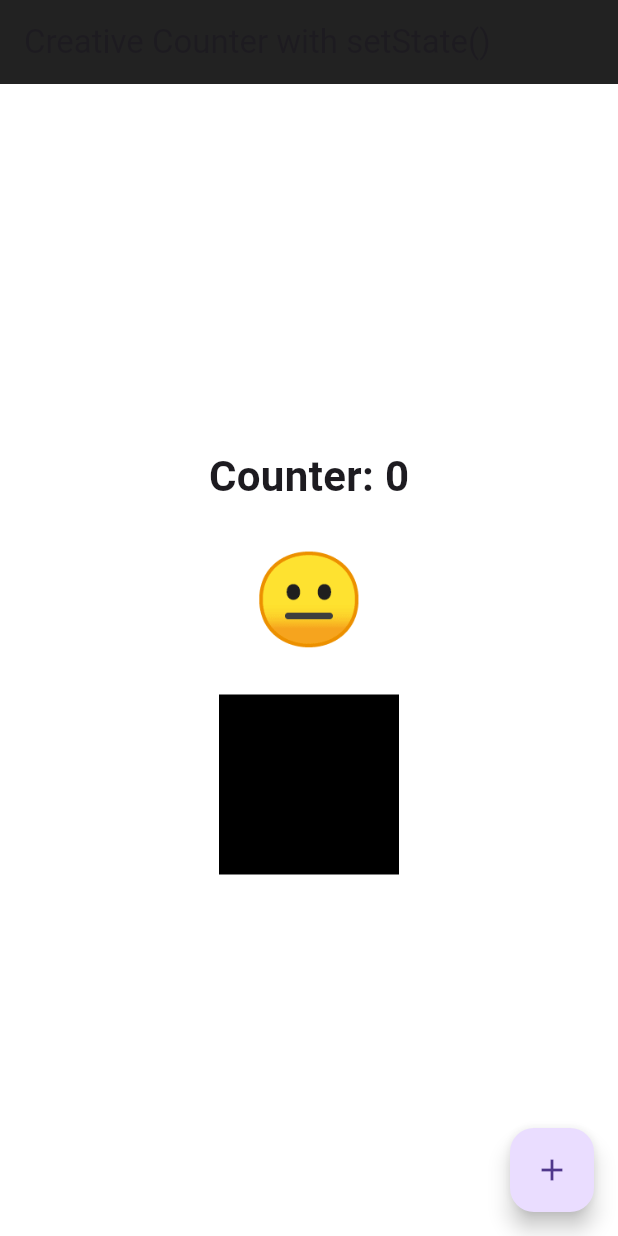
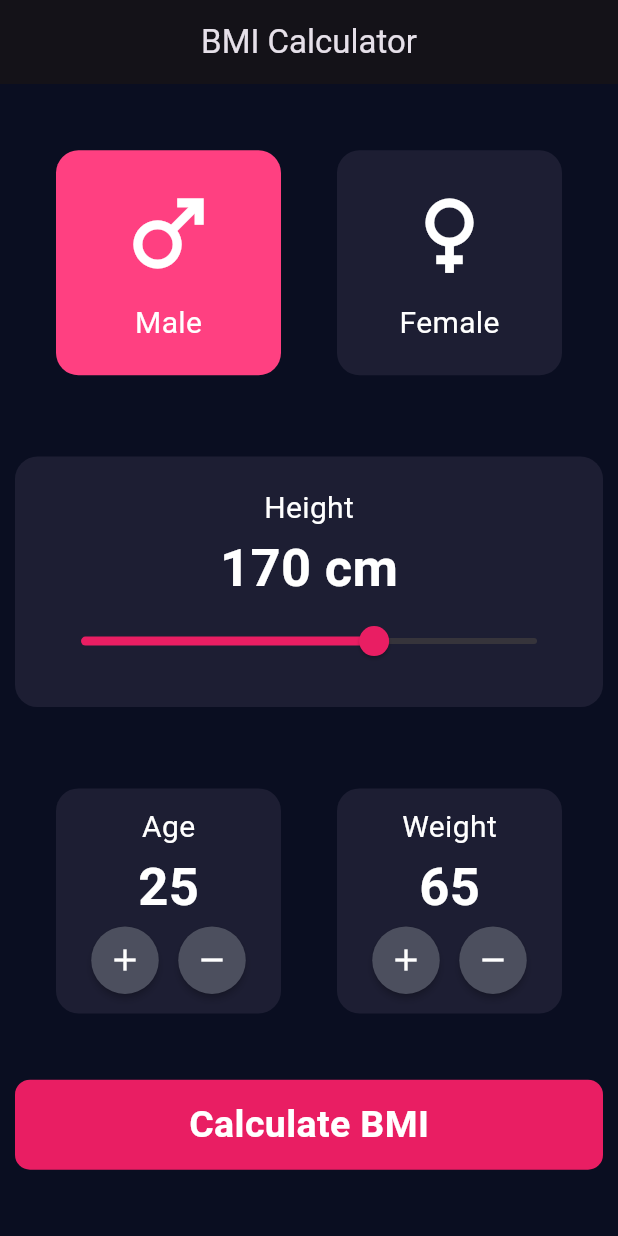
Before and after one commit to NSURYAANISH3860/Creative-Counter, a Flutter app: the screen it shows after launch, on a phone screen of 412 x 824 dp. Run offline on Flutter 3.47's test engine with Material 3 defaults, Android fonts, the phone set to English and light mode, and no system bars.

```diff
--- /dev/null
+++ b/lib/home_screen.dart
@@ -0,0 +1,84 @@
+import 'package:flutter/material.dart';
+
+class ResultScreen extends StatelessWidget {
+  final double bmi;
+  final bool isMale;
+
+  const ResultScreen({super.key, required this.bmi, required this.isMale});
+
+  String getResultText() {
+    if (bmi >= 30) return "Obese";
+    if (bmi >= 25) return "Overweight";
+    if (bmi > 18.5) return "Normal";
+    return "Underweight";
+  }
+
+  Color getResultColor() {
+    if (bmi >= 30) return Colors.red;
+    if (bmi >= 25) return Colors.orange;
+    if (bmi > 18.5) return Colors.green;
+    return Colors.yellow;
+  }
+
+  // You would typically add a function for text interpretation here as well
+
+  @override
+  Widget build(BuildContext context) {
+    return Scaffold(
+      backgroundColor: const Color(0xFF0A0E21),
+      appBar: AppBar(
+        title: const Text("BMI Result"),
+        backgroundColor: const Color(0xFF0A0E21),
+        centerTitle: true,
+      ),
+      body: Center(
+        child: Column(
+          mainAxisAlignment: MainAxisAlignment.center,
+          children: [
+            const Text(
+              "Your BMI value is",
+              style: TextStyle(color: Colors.white, fontSize: 22),
+            ),
+            Text(
+              bmi.toStringAsFixed(1),
+              style: const TextStyle(
+                  color: Colors.white,
+                  fontSize: 70,
+                  fontWeight: FontWeight.bold),
+            ),
+            Text(
+              getResultText(),
+              style: TextStyle(
+                  color: getResultColor(),
+                  fontSize: 30,
+                  fontWeight: FontWeight.bold),
+            ),
+            const SizedBox(height: 40),
+
+            // Gender-based image load
+            Image.asset(
+              isMale
+                  ? 'img.png'
+                  : 'female_body.png',
+              height: 250,
+            ),
+
+            const SizedBox(height: 40),
+            ElevatedButton(
+              style: ElevatedButton.styleFrom(
+                backgroundColor: Colors.pink,
+                padding:
+                const EdgeInsets.symmetric(horizontal: 40, vertical: 15),
+              ),
+              onPressed: () => Navigator.pop(context),
+              child: const Text(
+                "Calculate Again",
+                style: TextStyle(fontSize: 20, color: Colors.white),
+              ),
+            ),
+          ],
+        ),
+      ),
+    );
+  }
+}
--- a/lib/main.dart
+++ b/lib/main.dart
@@ -1,100 +1,203 @@
+import 'package:flutter/material.dart';
 import 'dart:math';
-import 'package:flutter/material.dart';
+import 'home_screen.dart'; // Ensure this file exists
 
-void main() {
-  runApp(const CreativeCounterApp());
-}
+void main() => runApp(const BMICalculator());
 
-class CreativeCounterApp extends StatelessWidget {
-  const CreativeCounterApp({super.key});
+class BMICalculator extends StatelessWidget {
+  const BMICalculator({super.key});
 
   @override
   Widget build(BuildContext context) {
-    return const MaterialApp(
+    return  MaterialApp(
       debugShowCheckedModeBanner: false,
-      home: CounterPage(),
+      // Use a consistent app theme for a polished look
+      theme: ThemeData.dark().copyWith(
+        primaryColor: Color(0xFF0A0E21),
+        scaffoldBackgroundColor: Color(0xFF0A0E21),
+      ),
+      home: const HomeScreen(),
     );
   }
 }
 
-class CounterPage extends StatefulWidget {
-  const CounterPage({super.key});
+class HomeScreen extends StatefulWidget {
+  const HomeScreen({super.key});
 
   @override
-  State<CounterPage> createState() => _CounterPageState();
+  State<HomeScreen> createState() => _HomeScreenState();
 }
 
-class _CounterPageState extends State<CounterPage> {
-  int counter = 0;
-  Color bgColor = Colors.white;
-  int shapeIndex = 0;
-
-  // List of emojis based on counter
-  final List<String> emojis = ["😐", "🙂", "😄", "🤩", "🔥"];
-
-  // List of shapes (border radius)
-  final List<BorderRadius> shapes = [
-    BorderRadius.zero,                          // square
-    BorderRadius.circular(20),                  // rounded rectangle
-    BorderRadius.circular(1000),                // circle
-  ];
-
-  // Function to change color randomly
-  void changeColor() {
-    setState(() {
-      counter++;
-      bgColor = Color.fromARGB(
-        255,
-        Random().nextInt(256),
-        Random().nextInt(256),
-        Random().nextInt(256),
-      );
-      shapeIndex = (shapeIndex + 1) % shapes.length;
-    });
-  }
+class _HomeScreenState extends State<HomeScreen> {
+  bool isMale = true;
+  double height = 170;
+  int age = 25;
+  int weight = 65;
 
   @override
   Widget build(BuildContext context) {
     return Scaffold(
-      backgroundColor: bgColor,
       appBar: AppBar(
-        title: const Text("Creative Counter with setState()"),
-        backgroundColor: Colors.black87,
+        title: const Text('BMI Calculator'),
+        elevation: 0,
+        centerTitle: true,
       ),
-      body: Center(
+      body: Column(
+        mainAxisAlignment: MainAxisAlignment.spaceEvenly,
+        children: [
+          // Gender Selection
+          Row(
+            mainAxisAlignment: MainAxisAlignment.spaceEvenly,
+            children: [
+              genderCard(Icons.male, "Male", isMale),
+              genderCard(Icons.female, "Female", !isMale),
+            ],
+          ),
+
+          // Height Section
+          Container(
+            decoration: BoxDecoration(
+              color: const Color(0xFF1D1E33),
+              borderRadius: BorderRadius.circular(15),
+            ),
+            margin: const EdgeInsets.all(10),
+            padding: const EdgeInsets.all(20),
             child: Column(
-          mainAxisAlignment: MainAxisAlignment.center,
               children: [
+                const Text(
+                  "Height",
+                  style: TextStyle(color: Colors.white, fontSize: 20),
+                ),
                 Text(
-              "Counter: $counter",
-              style: const TextStyle(fontSize: 28, fontWeight: FontWeight.bold),
+                  "${height.toInt()} cm",
+                  style: const TextStyle(
+                      fontSize: 35,
+                      fontWeight: FontWeight.bold,
+                      color: Colors.white),
                 ),
-            const SizedBox(height: 20),
+                Slider(
+                  value: height,
+                  min: 80,
+                  max: 220,
+                  activeColor: Colors.pink,
+                  onChanged: (value) {
+                    setState(() => height = value);
+                  },
+                ),
+              ],
+            ),
+          ),
 
-            // Emoji Mood
-            Text(
-              emojis[counter % emojis.length],
-              style: const TextStyle(fontSize: 60),
+          // Age & Weight Section
+          Row(
+            mainAxisAlignment: MainAxisAlignment.spaceEvenly,
+            children: [
+              infoCard("Age", age, () => setState(() => age++),
+                      () => setState(() => age--)),
+              infoCard("Weight", weight, () => setState(() => weight++),
+                      () => setState(() => weight--)),
+            ],
           ),
-            const SizedBox(height: 20),
 
-            // Shape Switcher
-            AnimatedContainer(
-              duration: const Duration(milliseconds: 400),
-              width: 120,
-              height: 120,
+          // Calculate Button
+          GestureDetector(
+            onTap: () {
+              // Formula: weight / (height_in_meters)^2
+              double bmi = weight / pow(height / 100, 2);
+              Navigator.push(
+                context,
+                MaterialPageRoute(
+                  builder: (_) => ResultScreen(bmi: bmi, isMale: isMale),
+                ),
+              );
+            },
+            child: Container(
+              width: double.infinity,
+              height: 60,
+              margin: const EdgeInsets.symmetric(horizontal: 10),
               decoration: BoxDecoration(
-                color: Colors.black,
-                borderRadius: shapes[shapeIndex],
+                color: Colors.pink,
+                borderRadius: BorderRadius.circular(10),
+              ),
+              alignment: Alignment.center,
+              child: const Text(
+                "Calculate BMI",
+                style: TextStyle(
+                    color: Colors.white,
+                    fontSize: 25,
+                    fontWeight: FontWeight.bold),
+              ),
             ),
           ),
         ],
       ),
+    );
+  }
+
+  // --- Widget Builders ---
+
+  // Gender Card Widget
+  Widget genderCard(IconData icon, String label, bool selected) {
+    return GestureDetector(
+      onTap: () => setState(() => isMale = (label == "Male")),
+      child: Container(
+        height: 150,
+        width: 150,
+        decoration: BoxDecoration(
+          color: selected ? Colors.pinkAccent : const Color(0xFF1D1E33),
+          borderRadius: BorderRadius.circular(15),
         ),
-      floatingActionButton: FloatingActionButton(
-        onPressed: changeColor,
-        child: const Icon(Icons.add),
+        child: Column(
+          mainAxisAlignment: MainAxisAlignment.center,
+          children: [
+            Icon(icon, size: 70, color: Colors.white),
+            const SizedBox(height: 10),
+            Text(label,
+                style: const TextStyle(color: Colors.white, fontSize: 20)),
+          ],
+        ),
       ),
     );
   }
+
+  // Info Card (Age/Weight)
+  Widget infoCard(
+      String label, int value, VoidCallback onPlus, VoidCallback onMinus) {
+    return Container(
+      height: 150,
+      width: 150,
+      decoration: BoxDecoration(
+        color: const Color(0xFF1D1E33),
+        borderRadius: BorderRadius.circular(15),
+      ),
+      child: Column(
+        mainAxisAlignment: MainAxisAlignment.center,
+        children: [
+          Text(label, style: const TextStyle(color: Colors.white, fontSize: 20)),
+          Text('$value',
+              style: const TextStyle(
+                  fontSize: 35, fontWeight: FontWeight.bold, color: Colors.white)),
+          Row(
+            mainAxisAlignment: MainAxisAlignment.center,
+            children: [
+              roundButton(Icons.add, onPlus),
+              const SizedBox(width: 10),
+              roundButton(Icons.remove, onMinus),
+            ],
+          )
+        ],
+      ),
+    );
   }
+
+  // Round Button
+  Widget roundButton(IconData icon, VoidCallback onPressed) {
+    return RawMaterialButton(
+      onPressed: onPressed,
+      shape: const CircleBorder(),
+      fillColor: const Color(0xFF4C4F5E),
+      constraints: const BoxConstraints.tightFor(width: 45, height: 45),
+      child: Icon(icon, color: Colors.white),
+    );
+  }
+}
```
Also changed, not shown: pubspec.yaml (+10 -2 lines), results_screen.dart (added, +84 -0 lines), images/img.png (added). Lines whose indentation alone changed are shown as unchanged.
